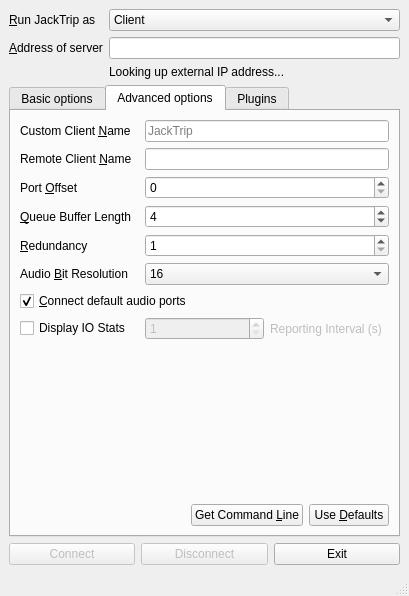
Qt form src/qjacktrip.ui (jacktrip/jacktrip) before a commit.
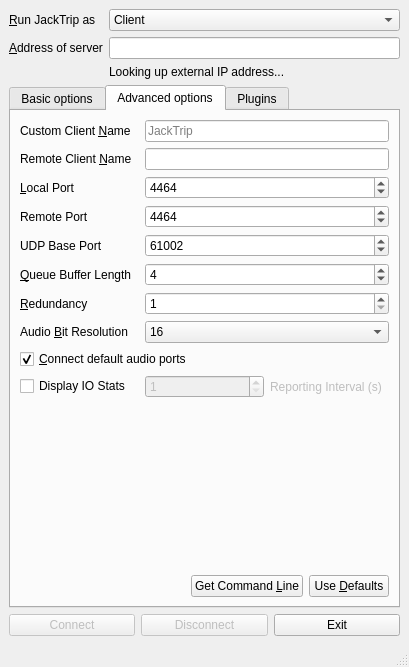
The same form after that commit. The open tabs and pages were chosen to show the change. Icons and pictures are not drawn.

Commit message:
Split port offset into local and remote port settings
Also added the ability to change the UDP base port for the hub server.

```diff
--- a/src/qjacktrip.ui
+++ b/src/qjacktrip.ui
@@ -7,7 +7,7 @@
     <x>0</x>
     <y>0</y>
     <width>403</width>
-    <height>596</height>
+    <height>667</height>
    </rect>
   </property>
   <property name="windowTitle">
@@ -293,7 +293,34 @@
         <string>Advanced options</string>
        </attribute>
        <layout class="QGridLayout" name="gridLayout_4">
-        <item row="10" column="0">
+        <item row="2" column="0">
+         <widget class="QLabel" name="localPortLabel">
+          <property name="text">
+           <string>&amp;Local Port</string>
+          </property>
+          <property name="buddy">
+           <cstring>localPortSpinBox</cstring>
+          </property>
+         </widget>
+        </item>
+        <item row="11" column="0">
+         <widget class="QCheckBox" name="ioStatsCheckBox">
+          <property name="text">
+           <string>Display IO Stats</string>
+          </property>
+         </widget>
+        </item>
+        <item row="1" column="0">
+         <widget class="QLabel" name="remoteNameLabel">
+          <property name="text">
+           <string>Remote Client &amp;Name</string>
+          </property>
+          <property name="buddy">
+           <cstring>remoteNameEdit</cstring>
+          </property>
+         </widget>
+        </item>
+        <item row="12" column="0">
          <spacer name="advancedVerticalSpacer">
           <property name="orientation">
            <enum>Qt::Vertical</enum>
@@ -306,33 +333,57 @@
           </property>
          </spacer>
         </item>
+        <item row="8" column="0" colspan="3">
+         <widget class="QCheckBox" name="connectAudioCheckBox">
+          <property name="toolTip">
+           <string>Connect the Jack client to the default system audio ports.</string>
+          </property>
+          <property name="text">
+           <string>&amp;Connect default audio ports</string>
+          </property>
+          <property name="checked">
+           <bool>true</bool>
+          </property>
+         </widget>
+        </item>
+        <item row="2" column="1" colspan="2">
+         <widget class="QSpinBox" name="localPortSpinBox">
+          <property name="toolTip">
+           <string>Set the local port to use for the connection. The default is 4464.
+(Useful for running multiple hub clients behind the same router.)</string>
+          </property>
+          <property name="minimum">
+           <number>1024</number>
+          </property>
+          <property name="maximum">
+           <number>65535</number>
+          </property>
+          <property name="value">
+           <number>4464</number>
+          </property>
+         </widget>
+        </item>
+        <item row="11" column="2">
+         <widget class="QLabel" name="ioStatsLabel">
+          <property name="enabled">
+           <bool>false</bool>
+          </property>
+          <property name="text">
+           <string>Reporting Interval (s)</string>
+          </property>
+         </widget>
+        </item>
         <item row="3" column="0">
-         <widget class="QLabel" name="queueLengthLabel">
-          <property name="maximumSize">
-           <size>
-            <width>126</width>
-            <height>16777215</height>
-           </size>
-          </property>
+         <widget class="QLabel" name="remotePortLabel">
           <property name="text">
-           <string>&amp;Queue Buffer Length</string>
+           <string>Remote Port</string>
           </property>
           <property name="buddy">
            <cstring>queueLengthSpinBox</cstring>
           </property>
          </widget>
         </item>
-        <item row="4" column="0">
-         <widget class="QLabel" name="redundancyLabel">
-          <property name="text">
-           <string>&amp;Redundancy</string>
-          </property>
-          <property name="buddy">
-           <cstring>redundancySpinBox</cstring>
-          </property>
-         </widget>
-        </item>
-        <item row="5" column="0">
+        <item row="7" column="0">
          <widget class="QLabel" name="resolutionLabel">
           <property name="text">
            <string>Audio &amp;Bit Resolution</string>
@@ -342,36 +393,6 @@
           </property>
          </widget>
         </item>
-        <item row="5" column="1" colspan="2">
-         <widget class="QComboBox" name="resolutionComboBox">
-          <property name="toolTip">
-           <string>Select the audio bit resolution.</string>
-          </property>
-          <property name="currentIndex">
-           <number>1</number>
-          </property>
-          <item>
-           <property name="text">
-            <string>8</string>
-           </property>
-          </item>
-          <item>
-           <property name="text">
-            <string>16</string>
-           </property>
-          </item>
-          <item>
-           <property name="text">
-            <string>24</string>
-           </property>
-          </item>
-          <item>
-           <property name="text">
-            <string>32</string>
-           </property>
-          </item>
-         </widget>
-        </item>
         <item row="0" column="1" colspan="2">
          <widget class="QLineEdit" name="clientNameEdit">
           <property name="toolTip">
@@ -385,16 +406,29 @@
           </property>
          </widget>
         </item>
-        <item row="4" column="1" colspan="2">
-         <widget class="QSpinBox" name="redundancySpinBox">
-          <property name="toolTip">
-           <string>Number of redundant packets to be sent to avoid glitches related to packet loss.</string>
+        <item row="6" column="0">
+         <widget class="QLabel" name="redundancyLabel">
+          <property name="text">
+           <string>&amp;Redundancy</string>
           </property>
-          <property name="minimum">
-           <number>1</number>
+          <property name="buddy">
+           <cstring>redundancySpinBox</cstring>
           </property>
-          <property name="value">
-           <number>1</number>
+         </widget>
+        </item>
+        <item row="5" column="0">
+         <widget class="QLabel" name="queueLengthLabel">
+          <property name="maximumSize">
+           <size>
+            <width>126</width>
+            <height>16777215</height>
+           </size>
+          </property>
+          <property name="text">
+           <string>&amp;Queue Buffer Length</string>
+          </property>
+          <property name="buddy">
+           <cstring>queueLengthSpinBox</cstring>
           </property>
          </widget>
         </item>
@@ -408,80 +442,6 @@
           </property>
          </widget>
         </item>
-        <item row="6" column="0" colspan="3">
-         <widget class="QCheckBox" name="connectAudioCheckBox">
-          <property name="toolTip">
-           <string>Connect the Jack client to the default system audio ports.</string>
-          </property>
-          <property name="text">
-           <string>&amp;Connect default audio ports</string>
-          </property>
-          <property name="checked">
-           <bool>true</bool>
-          </property>
-         </widget>
-        </item>
-        <item row="2" column="0">
-         <widget class="QLabel" name="portOffsetLabel">
-          <property name="text">
-           <string>Port &amp;Offset</string>
-          </property>
-          <property name="buddy">
-           <cstring>portOffsetSpinBox</cstring>
-          </property>
-         </widget>
-        </item>
-        <item row="1" column="0">
-         <widget class="QLabel" name="remoteNameLabel">
-          <property name="text">
-           <string>Remote Client &amp;Name</string>
-          </property>
-          <property name="buddy">
-           <cstring>remoteNameEdit</cstring>
-          </property>
-         </widget>
-        </item>
-        <item row="3" column="1" colspan="2">
-         <widget class="QSpinBox" name="queueLengthSpinBox">
-          <property name="toolTip">
-           <string>Set the queue buffer length, in packet size.</string>
-          </property>
-          <property name="minimum">
-           <number>2</number>
-          </property>
-          <property name="value">
-           <number>4</number>
-          </property>
-         </widget>
-        </item>
-        <item row="9" column="0">
-         <widget class="QCheckBox" name="ioStatsCheckBox">
-          <property name="text">
-           <string>Display IO Stats</string>
-          </property>
-         </widget>
-        </item>
-        <item row="2" column="1" colspan="2">
-         <widget class="QSpinBox" name="portOffsetSpinBox">
-          <property name="toolTip">
-           <string>Set the source and destination port offset from the default value of 4464.
-(Useful for running multiple hub clients behind the same router.)</string>
-          </property>
-          <property name="maximum">
-           <number>999</number>
-          </property>
-         </widget>
-        </item>
-        <item row="9" column="2">
-         <widget class="QLabel" name="ioStatsLabel">
-          <property name="enabled">
-           <bool>false</bool>
-          </property>
-          <property name="text">
-           <string>Reporting Interval (s)</string>
-          </property>
-         </widget>
-        </item>
         <item row="0" column="0">
          <widget class="QLabel" name="clientNameLabel">
           <property name="text">
@@ -492,7 +452,7 @@
           </property>
          </widget>
         </item>
-        <item row="9" column="1">
+        <item row="11" column="1">
          <widget class="QSpinBox" name="ioStatsSpinBox">
           <property name="enabled">
            <bool>false</bool>
@@ -505,7 +465,79 @@
           </property>
          </widget>
         </item>
-        <item row="11" column="0" colspan="3">
+        <item row="7" column="1" colspan="2">
+         <widget class="QComboBox" name="resolutionComboBox">
+          <property name="toolTip">
+           <string>Select the audio bit resolution.</string>
+          </property>
+          <property name="currentIndex">
+           <number>1</number>
+          </property>
+          <item>
+           <property name="text">
+            <string>8</string>
+           </property>
+          </item>
+          <item>
+           <property name="text">
+            <string>16</string>
+           </property>
+          </item>
+          <item>
+           <property name="text">
+            <string>24</string>
+           </property>
+          </item>
+          <item>
+           <property name="text">
+            <string>32</string>
+           </property>
+          </item>
+         </widget>
+        </item>
+        <item row="6" column="1" colspan="2">
+         <widget class="QSpinBox" name="redundancySpinBox">
+          <property name="toolTip">
+           <string>Number of redundant packets to be sent to avoid glitches related to packet loss.</string>
+          </property>
+          <property name="minimum">
+           <number>1</number>
+          </property>
+          <property name="value">
+           <number>1</number>
+          </property>
+         </widget>
+        </item>
+        <item row="5" column="1" colspan="2">
+         <widget class="QSpinBox" name="queueLengthSpinBox">
+          <property name="toolTip">
+           <string>Set the queue buffer length, in packet size.</string>
+          </property>
+          <property name="minimum">
+           <number>2</number>
+          </property>
+          <property name="value">
+           <number>4</number>
+          </property>
+         </widget>
+        </item>
+        <item row="3" column="1" colspan="2">
+         <widget class="QSpinBox" name="remotePortSpinBox">
+          <property name="toolTip">
+           <string>Set the remote port to use for the connection. The default is 4464.</string>
+          </property>
+          <property name="minimum">
+           <number>1024</number>
+          </property>
+          <property name="maximum">
+           <number>65535</number>
+          </property>
+          <property name="value">
+           <number>4464</number>
+          </property>
+         </widget>
+        </item>
+        <item row="13" column="0" colspan="3">
          <layout class="QHBoxLayout" name="useDefaultsLayout">
           <item>
            <spacer name="useDefaultsSpacer">
@@ -536,6 +568,30 @@
           </item>
          </layout>
         </item>
+        <item row="4" column="0">
+         <widget class="QLabel" name="basePortLabel">
+          <property name="text">
+           <string>UDP Base Port</string>
+          </property>
+         </widget>
+        </item>
+        <item row="4" column="1" colspan="2">
+         <widget class="QSpinBox" name="basePortSpinBox">
+          <property name="toolTip">
+           <string>Set the base UDP port to be used by connecting hub clients. The default is 61002.
+(You should manually set this if running multiple hub servers on the same machine.)</string>
+          </property>
+          <property name="minimum">
+           <number>1024</number>
+          </property>
+          <property name="maximum">
+           <number>65535</number>
+          </property>
+          <property name="value">
+           <number>61002</number>
+          </property>
+         </widget>
+        </item>
        </layout>
       </widget>
       <widget class="QWidget" name="pluginsTab">
```
Left out of the diff: 5 changed lines with no effect on the pictures. The commit also changes 2 other files.
